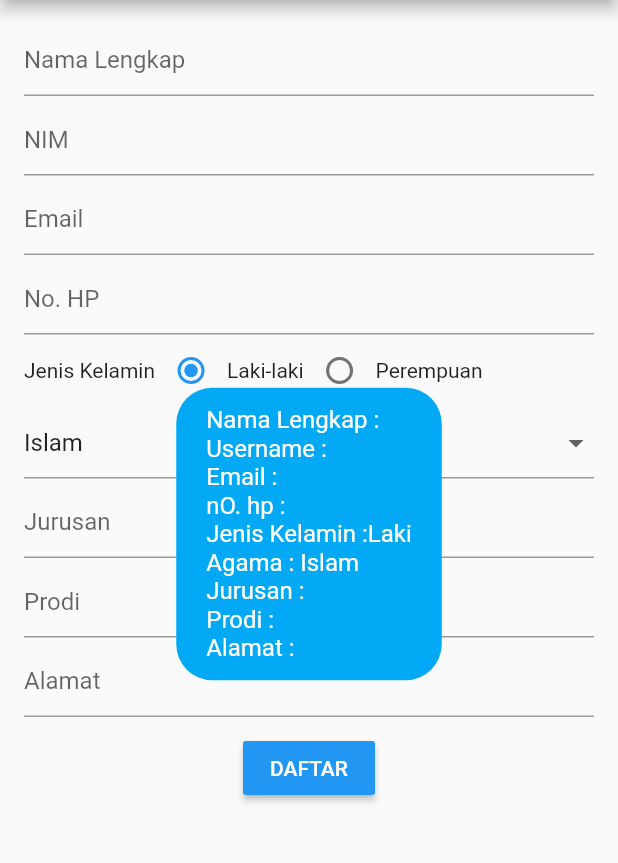
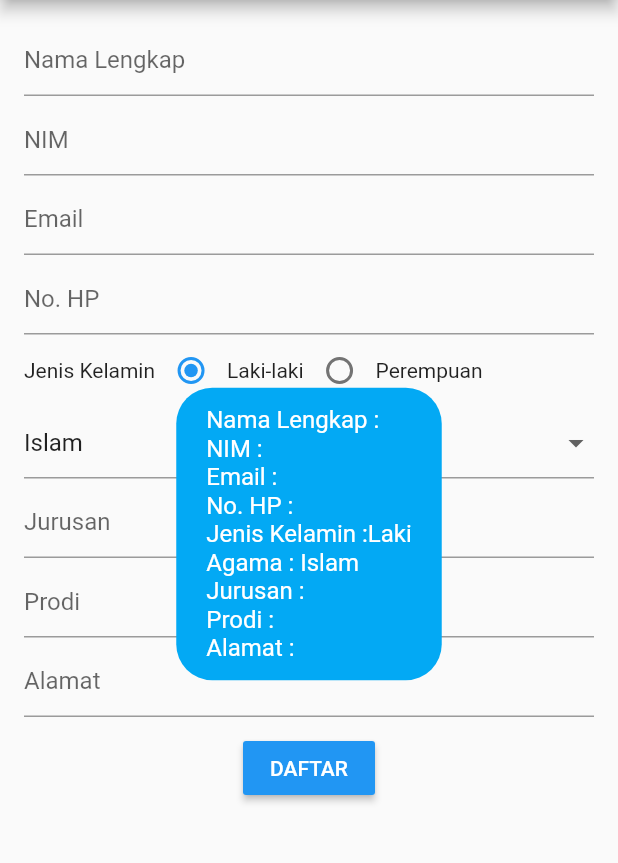
Before and after one commit to doragrestya/register_form, a Flutter app: the screen it shows after launch, after a tap on "DAFTAR", on a phone screen of 412 x 824 dp, the part 84-947 px from its top. Run offline on Flutter 3.47's test engine with Material 2 defaults, Android fonts, the phone set to English and light mode, and no system bars; our stand-ins replace fluttertoast.

Commit message:
register_form

```diff
--- a/lib/register_form.dart
+++ b/lib/register_form.dart
@@ -138,17 +138,18 @@ class _RegisterPageState extends State<RegisterPage> {
                       color: Colors.blue,
                       child: Text("DAFTAR"),
                       onPressed: () {
+                        print('Pendaftaran Berhasil!');
                         Fluttertoast.showToast(
                             msg: "Nama Lengkap : " +
                                 namaController.text.toString() +
                                 "\n" +
-                                "Username : " +
+                                "NIM : " +
                                 nimController.text.toString() +
                                 "\n" +
                                 "Email : " +
                                 emailController.text.toString() +
                                 "\n" +
-                                "nO. hp : " +
+                                "No. HP : " +
                                 nohpController.text.toString() +
                                 "\n" +
                                 "Jenis Kelamin :" +
```
